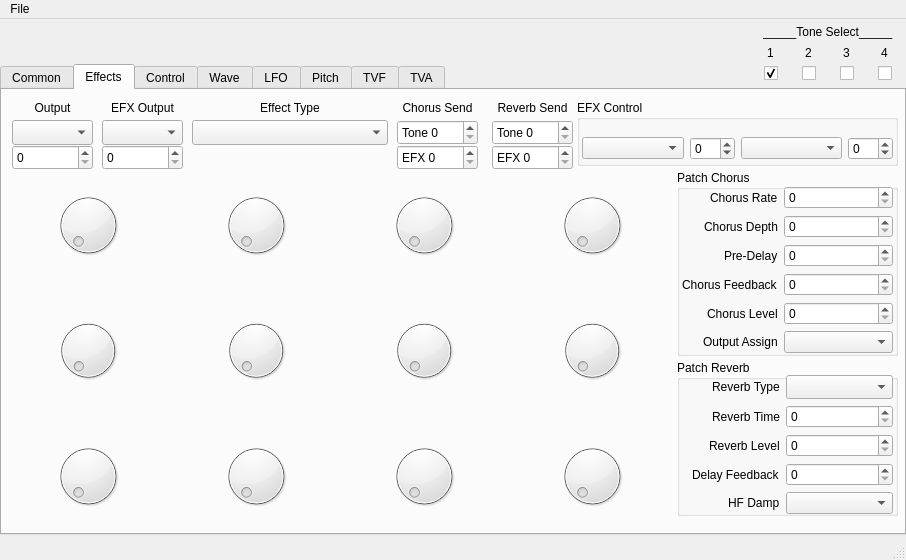
Above: ui/jv1080-qtcreator.ui from LloydDM/JV1080 before the change. Below: the same form after it.
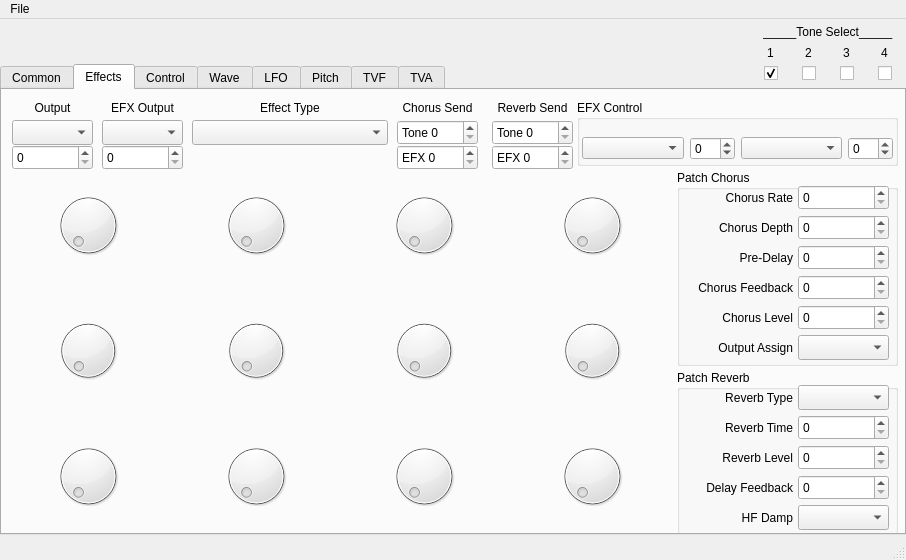
That is the form after the change. The open tabs and pages were chosen to show the change.

Commit message: Wave Tab

What changed in the file:
```diff
--- a/ui/jv1080-qtcreator.ui
+++ b/ui/jv1080-qtcreator.ui
@@ -691,82 +691,131 @@
       <property name="geometry">
        <rect>
         <x>675</x>
-        <y>270</y>
+        <y>280</y>
         <width>221</width>
-        <height>156</height>
+        <height>166</height>
        </rect>
       </property>
       <property name="title">
        <string>Patch Reverb</string>
       </property>
-      <widget class="QWidget" name="formLayoutWidget">
+      <widget class="QComboBox" name="comboBox_patchreverbhfdamp">
        <property name="geometry">
         <rect>
-         <x>15</x>
-         <y>15</y>
-         <width>201</width>
-         <height>139</height>
+         <x>121</x>
+         <y>135</y>
+         <width>91</width>
+         <height>25</height>
         </rect>
        </property>
-       <layout class="QFormLayout" name="formLayout">
-        <property name="sizeConstraint">
-         <enum>QLayout::SetDefaultConstraint</enum>
-        </property>
-        <property name="labelAlignment">
-         <set>Qt::AlignRight|Qt::AlignTrailing|Qt::AlignVCenter</set>
-        </property>
-        <property name="formAlignment">
-         <set>Qt::AlignLeading|Qt::AlignLeft|Qt::AlignVCenter</set>
-        </property>
-        <property name="horizontalSpacing">
-         <number>6</number>
-        </property>
-        <property name="verticalSpacing">
-         <number>6</number>
-        </property>
-        <property name="leftMargin">
-         <number>0</number>
-        </property>
-        <item row="0" column="0">
+      </widget>
          <widget class="QLabel" name="label_patchreverbtype">
+       <property name="geometry">
+        <rect>
+         <x>5</x>
+         <y>20</y>
+         <width>111</width>
+         <height>16</height>
+        </rect>
+       </property>
+       <property name="layoutDirection">
+        <enum>Qt::RightToLeft</enum>
+       </property>
           <property name="text">
            <string>Reverb Type</string>
           </property>
-         </widget>
-        </item>
-        <item row="1" column="0">
+       <property name="alignment">
+        <set>Qt::AlignRight|Qt::AlignTrailing|Qt::AlignVCenter</set>
+       </property>
+      </widget>
          <widget class="QLabel" name="label_patchreverbtime">
+       <property name="geometry">
+        <rect>
+         <x>5</x>
+         <y>50</y>
+         <width>111</width>
+         <height>16</height>
+        </rect>
+       </property>
+       <property name="layoutDirection">
+        <enum>Qt::RightToLeft</enum>
+       </property>
           <property name="text">
            <string>Reverb Time</string>
           </property>
-         </widget>
-        </item>
-        <item row="2" column="0">
+       <property name="alignment">
+        <set>Qt::AlignRight|Qt::AlignTrailing|Qt::AlignVCenter</set>
+       </property>
+      </widget>
          <widget class="QLabel" name="label_patchreverblevel">
+       <property name="geometry">
+        <rect>
+         <x>5</x>
+         <y>80</y>
+         <width>111</width>
+         <height>16</height>
+        </rect>
+       </property>
+       <property name="layoutDirection">
+        <enum>Qt::RightToLeft</enum>
+       </property>
           <property name="text">
            <string>Reverb Level</string>
           </property>
-         </widget>
-        </item>
-        <item row="3" column="0">
+       <property name="alignment">
+        <set>Qt::AlignRight|Qt::AlignTrailing|Qt::AlignVCenter</set>
+       </property>
+      </widget>
          <widget class="QLabel" name="label_patchreverbdelayfeedback">
+       <property name="geometry">
+        <rect>
+         <x>5</x>
+         <y>110</y>
+         <width>111</width>
+         <height>16</height>
+        </rect>
+       </property>
+       <property name="layoutDirection">
+        <enum>Qt::RightToLeft</enum>
+       </property>
           <property name="text">
            <string>Delay Feedback</string>
           </property>
-         </widget>
-        </item>
-        <item row="4" column="0">
+       <property name="alignment">
+        <set>Qt::AlignRight|Qt::AlignTrailing|Qt::AlignVCenter</set>
+       </property>
+      </widget>
          <widget class="QLabel" name="label_patchreverbhfdamp">
+       <property name="geometry">
+        <rect>
+         <x>5</x>
+         <y>140</y>
+         <width>111</width>
+         <height>16</height>
+        </rect>
+       </property>
+       <property name="layoutDirection">
+        <enum>Qt::RightToLeft</enum>
+       </property>
           <property name="text">
            <string>HF Damp</string>
           </property>
-         </widget>
-        </item>
-        <item row="0" column="1">
+       <property name="alignment">
+        <set>Qt::AlignRight|Qt::AlignTrailing|Qt::AlignVCenter</set>
+       </property>
+      </widget>
          <widget class="QComboBox" name="comboBox_patchreverbtype">
           <property name="enabled">
            <bool>true</bool>
           </property>
+       <property name="geometry">
+        <rect>
+         <x>121</x>
+         <y>15</y>
+         <width>91</width>
+         <height>25</height>
+        </rect>
+       </property>
           <property name="sizePolicy">
            <sizepolicy hsizetype="Preferred" vsizetype="Expanding">
             <horstretch>0</horstretch>
@@ -774,9 +823,15 @@
            </sizepolicy>
           </property>
          </widget>
-        </item>
-        <item row="1" column="1">
          <widget class="QSpinBox" name="spinBox_patchreverbtime">
+       <property name="geometry">
+        <rect>
+         <x>121</x>
+         <y>45</y>
+         <width>91</width>
+         <height>25</height>
+        </rect>
+       </property>
           <property name="accelerated">
            <bool>true</bool>
           </property>
@@ -784,9 +839,15 @@
            <number>127</number>
           </property>
          </widget>
-        </item>
-        <item row="2" column="1">
          <widget class="QSpinBox" name="spinBox_patchreverblevel">
+       <property name="geometry">
+        <rect>
+         <x>121</x>
+         <y>75</y>
+         <width>91</width>
+         <height>25</height>
+        </rect>
+       </property>
           <property name="accelerated">
            <bool>true</bool>
           </property>
@@ -794,21 +855,21 @@
            <number>127</number>
           </property>
          </widget>
-        </item>
-        <item row="3" column="1">
          <widget class="QSpinBox" name="spinBox_patchreverbdelayfeedback">
+       <property name="geometry">
+        <rect>
+         <x>121</x>
+         <y>105</y>
+         <width>91</width>
+         <height>25</height>
+        </rect>
+       </property>
           <property name="accelerated">
            <bool>true</bool>
           </property>
           <property name="maximum">
            <number>127</number>
           </property>
-         </widget>
-        </item>
-        <item row="4" column="1">
-         <widget class="QComboBox" name="comboBox_patchreverbhfdamp"/>
-        </item>
-       </layout>
       </widget>
      </widget>
      <widget class="QGroupBox" name="groupBox_patchchorus">
@@ -817,75 +878,148 @@
         <x>675</x>
         <y>80</y>
         <width>221</width>
-        <height>186</height>
+        <height>196</height>
        </rect>
       </property>
       <property name="title">
        <string>Patch Chorus</string>
       </property>
-      <widget class="QWidget" name="formLayoutWidget_2">
-       <property name="geometry">
-        <rect>
-         <x>5</x>
-         <y>15</y>
-         <width>211</width>
-         <height>169</height>
-        </rect>
-       </property>
-       <layout class="QFormLayout" name="formLayout_2">
-        <property name="labelAlignment">
-         <set>Qt::AlignRight|Qt::AlignTrailing|Qt::AlignVCenter</set>
-        </property>
-        <property name="formAlignment">
-         <set>Qt::AlignLeading|Qt::AlignLeft|Qt::AlignVCenter</set>
-        </property>
-        <item row="0" column="0">
          <widget class="QLabel" name="label_patchchorusrate">
+       <property name="geometry">
+        <rect>
+         <x>5</x>
+         <y>20</y>
+         <width>111</width>
+         <height>16</height>
+        </rect>
+       </property>
+       <property name="layoutDirection">
+        <enum>Qt::RightToLeft</enum>
+       </property>
           <property name="text">
            <string>Chorus Rate</string>
           </property>
-         </widget>
-        </item>
-        <item row="1" column="0">
+       <property name="alignment">
+        <set>Qt::AlignRight|Qt::AlignTrailing|Qt::AlignVCenter</set>
+       </property>
+      </widget>
          <widget class="QLabel" name="label_patchchorusdepth">
+       <property name="geometry">
+        <rect>
+         <x>5</x>
+         <y>50</y>
+         <width>111</width>
+         <height>16</height>
+        </rect>
+       </property>
+       <property name="layoutDirection">
+        <enum>Qt::RightToLeft</enum>
+       </property>
           <property name="text">
            <string>Chorus Depth</string>
           </property>
-         </widget>
-        </item>
-        <item row="2" column="0">
+       <property name="alignment">
+        <set>Qt::AlignRight|Qt::AlignTrailing|Qt::AlignVCenter</set>
+       </property>
+      </widget>
          <widget class="QLabel" name="label_patchchoruspredelay">
+       <property name="geometry">
+        <rect>
+         <x>5</x>
+         <y>80</y>
+         <width>111</width>
+         <height>16</height>
+        </rect>
+       </property>
+       <property name="layoutDirection">
+        <enum>Qt::RightToLeft</enum>
+       </property>
           <property name="text">
            <string>Pre-Delay</string>
           </property>
-         </widget>
-        </item>
-        <item row="3" column="0">
+       <property name="alignment">
+        <set>Qt::AlignRight|Qt::AlignTrailing|Qt::AlignVCenter</set>
+       </property>
+      </widget>
          <widget class="QLabel" name="label_patchchorusfeedback">
+       <property name="geometry">
+        <rect>
+         <x>5</x>
+         <y>110</y>
+         <width>111</width>
+         <height>16</height>
+        </rect>
+       </property>
+       <property name="layoutDirection">
+        <enum>Qt::RightToLeft</enum>
+       </property>
           <property name="text">
            <string>Chorus Feedback</string>
           </property>
-         </widget>
-        </item>
-        <item row="4" column="0">
+       <property name="alignment">
+        <set>Qt::AlignRight|Qt::AlignTrailing|Qt::AlignVCenter</set>
+       </property>
+      </widget>
          <widget class="QLabel" name="label_patchchoruslevel">
+       <property name="geometry">
+        <rect>
+         <x>5</x>
+         <y>140</y>
+         <width>111</width>
+         <height>16</height>
+        </rect>
+       </property>
+       <property name="layoutDirection">
+        <enum>Qt::RightToLeft</enum>
+       </property>
           <property name="text">
            <string>Chorus Level</string>
           </property>
-         </widget>
-        </item>
-        <item row="5" column="0">
+       <property name="alignment">
+        <set>Qt::AlignRight|Qt::AlignTrailing|Qt::AlignVCenter</set>
+       </property>
+      </widget>
          <widget class="QLabel" name="label_patchchorusoutputassign">
+       <property name="geometry">
+        <rect>
+         <x>5</x>
+         <y>170</y>
+         <width>111</width>
+         <height>16</height>
+        </rect>
+       </property>
+       <property name="focusPolicy">
+        <enum>Qt::NoFocus</enum>
+       </property>
+       <property name="layoutDirection">
+        <enum>Qt::RightToLeft</enum>
+       </property>
           <property name="text">
            <string>Output Assign</string>
           </property>
-         </widget>
-        </item>
-        <item row="5" column="1">
-         <widget class="QComboBox" name="comboBox_patchchorusoutputassign"/>
-        </item>
-        <item row="4" column="1">
+       <property name="alignment">
+        <set>Qt::AlignRight|Qt::AlignTrailing|Qt::AlignVCenter</set>
+       </property>
+      </widget>
+      <widget class="QComboBox" name="comboBox_patchchorusoutputassign">
+       <property name="geometry">
+        <rect>
+         <x>121</x>
+         <y>165</y>
+         <width>91</width>
+         <height>25</height>
+        </rect>
+       </property>
+      </widget>
          <widget class="QSpinBox" name="spinBox_patchchoruslevel">
+       <property name="geometry">
+        <rect>
+         <x>121</x>
+         <y>135</y>
+         <width>91</width>
+         <height>25</height>
+        </rect>
+       </property>
           <property name="accelerated">
            <bool>true</bool>
           </property>
@@ -893,9 +1027,15 @@
            <number>127</number>
           </property>
          </widget>
-        </item>
-        <item row="3" column="1">
          <widget class="QSpinBox" name="spinBox_patchchorusfeedback">
+       <property name="geometry">
+        <rect>
+         <x>121</x>
+         <y>105</y>
+         <width>91</width>
+         <height>25</height>
+        </rect>
+       </property>
           <property name="accelerated">
            <bool>true</bool>
           </property>
@@ -903,9 +1043,15 @@
            <number>127</number>
           </property>
          </widget>
-        </item>
-        <item row="2" column="1">
          <widget class="QSpinBox" name="spinBox_patchchoruspredelay">
+       <property name="geometry">
+        <rect>
+         <x>121</x>
+         <y>75</y>
+         <width>91</width>
+         <height>25</height>
+        </rect>
+       </property>
           <property name="accelerated">
            <bool>true</bool>
           </property>
@@ -913,9 +1059,15 @@
            <number>127</number>
           </property>
          </widget>
-        </item>
-        <item row="1" column="1">
          <widget class="QSpinBox" name="spinBox_patchchorusdepth">
+       <property name="geometry">
+        <rect>
+         <x>121</x>
+         <y>45</y>
+         <width>91</width>
+         <height>25</height>
+        </rect>
+       </property>
           <property name="accelerated">
            <bool>true</bool>
           </property>
@@ -923,18 +1075,21 @@
            <number>127</number>
           </property>
          </widget>
-        </item>
-        <item row="0" column="1">
          <widget class="QSpinBox" name="spinBox_patchchorusrate">
+       <property name="geometry">
+        <rect>
+         <x>121</x>
+         <y>15</y>
+         <width>91</width>
+         <height>25</height>
+        </rect>
+       </property>
           <property name="accelerated">
            <bool>true</bool>
           </property>
           <property name="maximum">
            <number>127</number>
           </property>
-         </widget>
-        </item>
-       </layout>
       </widget>
      </widget>
      <widget class="QWidget" name="gridLayoutWidget_3">
```
Left out of the diff: 323 changed lines with no effect on the pictures. Lines whose indentation alone changed are shown as unchanged. The commit also changes 4 other files.
